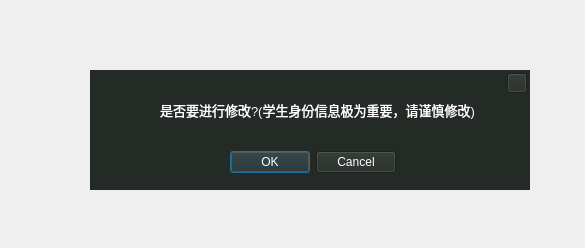
Before: the Qt Designer form Common/Widgets/MsgBox.ui in com567/NewRepo, drawn with Qt 5.
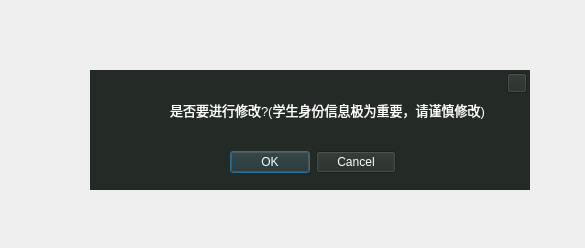
After: the same form once the commit is applied. Icons and pictures are not drawn.

```diff
--- a/Common/Widgets/MsgBox.ui
+++ b/Common/Widgets/MsgBox.ui
@@ -36,7 +36,7 @@
    <widget class="QLabel" name="Hint_text">
     <property name="geometry">
      <rect>
-      <x>70</x>
+      <x>80</x>
       <y>30</y>
       <width>321</width>
       <height>21</height>
```
Left out of the diff: 6 changed lines with no effect on the pictures.
